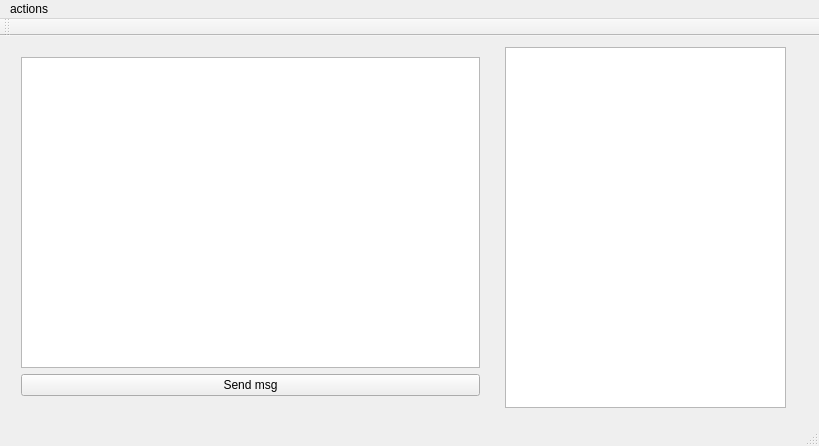
Above: mainwindow.ui from demiurg337/qt-cmake before the change. Below: the same form after it.
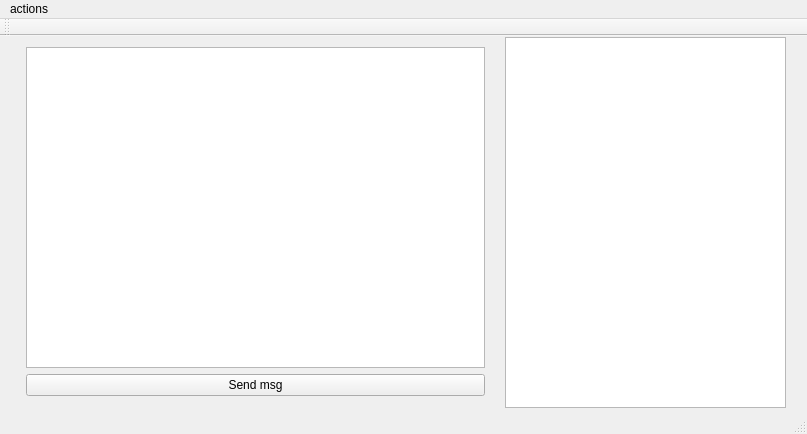
That is the form after the change.

Commit message: First signals for button

```diff
--- a/mainwindow.ui
+++ b/mainwindow.ui
@@ -6,24 +6,34 @@
    <rect>
     <x>0</x>
     <y>0</y>
-    <width>819</width>
-    <height>446</height>
+    <width>807</width>
+    <height>434</height>
    </rect>
   </property>
   <property name="windowTitle">
    <string>MainWindow</string>
   </property>
   <widget class="QWidget" name="centralWidget">
-   <widget class="QWidget" name="verticalLayoutWidget_2">
+   <widget class="QListView" name="listView_2">
     <property name="geometry">
      <rect>
-      <x>10</x>
-      <y>10</y>
+      <x>505</x>
+      <y>1</y>
+      <width>281</width>
+      <height>371</height>
+     </rect>
+    </property>
+   </widget>
+   <widget class="QWidget" name="">
+    <property name="geometry">
+     <rect>
+      <x>15</x>
+      <y>0</y>
       <width>481</width>
-      <height>361</height>
+      <height>371</height>
      </rect>
     </property>
-    <layout class="QVBoxLayout" name="verticalLayout_2">
+    <layout class="QVBoxLayout" name="verticalLayout">
      <item>
       <widget class="QListView" name="listView"/>
      </item>
@@ -39,23 +49,13 @@
      </item>
     </layout>
    </widget>
-   <widget class="QListView" name="listView_2">
-    <property name="geometry">
-     <rect>
-      <x>505</x>
-      <y>11</y>
-      <width>281</width>
-      <height>361</height>
-     </rect>
-    </property>
-   </widget>
   </widget>
   <widget class="QMenuBar" name="menuBar">
    <property name="geometry">
     <rect>
      <x>0</x>
      <y>0</y>
-     <width>819</width>
+     <width>807</width>
      <height>22</height>
     </rect>
    </property>
```
Left out of the diff: 5 changed lines with no effect on the pictures. The commit also changes 2 other files.
